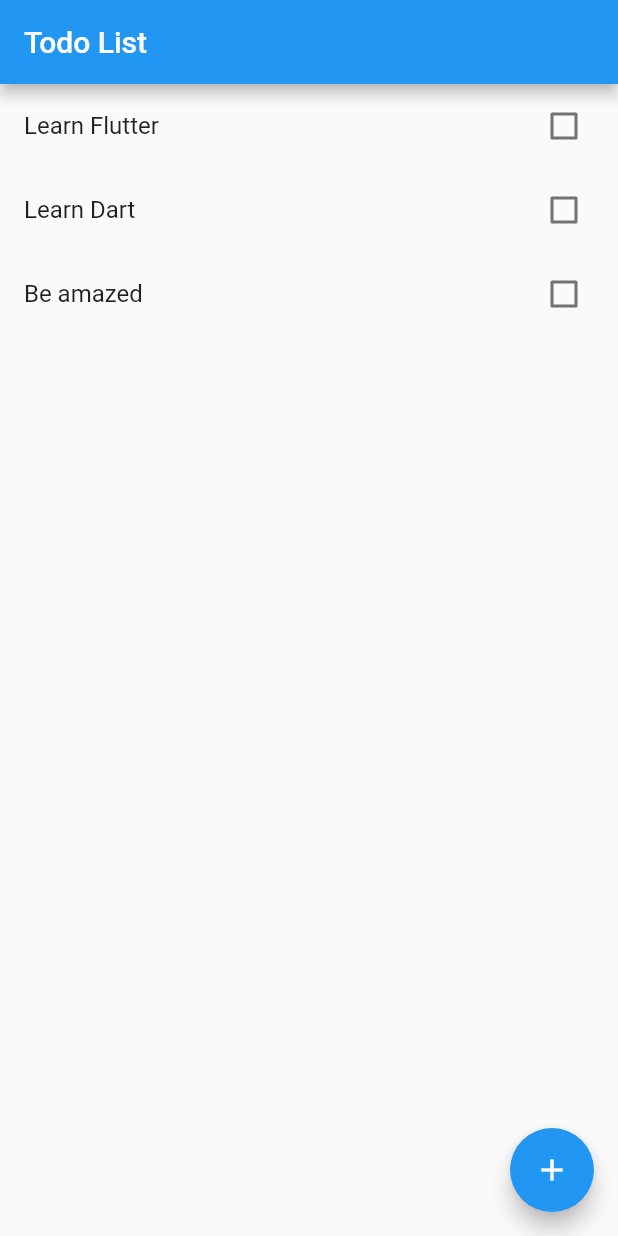
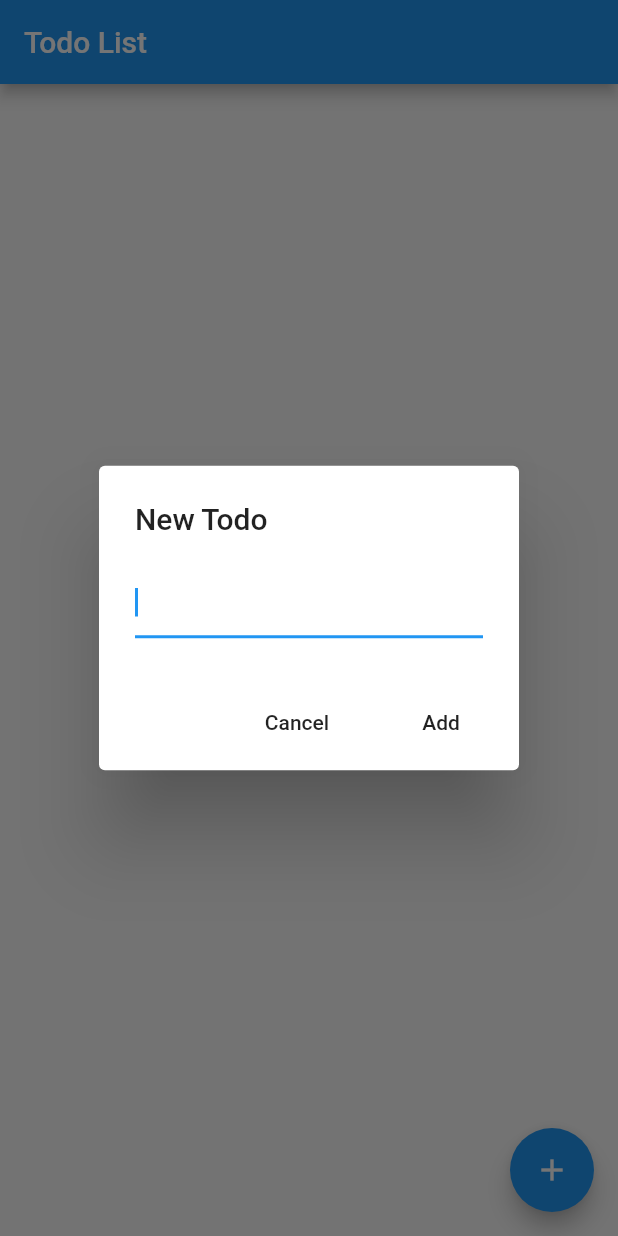
Before and after one commit to gayanprasanna/todoapp, a Flutter app: the screen it shows after launch, after a tap on the "add" icon, on a phone screen of 412 x 824 dp. Run offline on Flutter 3.47's test engine with Material 2 defaults, Android fonts, the phone set to English and light mode, and no system bars.

Commit message:
added functionality for adding new todo item from the dialog box

```diff
--- a/lib/main.dart
+++ b/lib/main.dart
@@ -1,5 +1,5 @@
 import 'package:flutter/material.dart';
-import 'package:todo_app/todo_list.dart';
+import 'package:todo_app/todo_list_screen.dart';
 
 void main() {
 //  SystemChrome.setEnabledSystemUIOverlays([]);//Makes app full screen and kindof stuff
@@ -24,6 +24,6 @@ class MyApp extends StatelessWidget {
           // is not restarted.
           primarySwatch: Colors.blue,
         ),
-        home: TodoList());
+        home: TodoListScreen());
   }
 }
--- /dev/null
+++ b/lib/new_todo_dialog.dart
@@ -0,0 +1,32 @@
+import 'package:flutter/material.dart';
+import 'package:todo_app/todo.dart';
+
+class NewTodoDialog extends StatelessWidget {
+  TextEditingController textEditingController = TextEditingController();
+  @override
+  Widget build(BuildContext context) {
+    return AlertDialog(
+      title: Text('New Todo'),
+      content: TextField(
+        autofocus: true,
+        controller: textEditingController,
+      ),
+      actions: <Widget>[
+        FlatButton(
+          child: Text('Cancel'),
+          onPressed: () {
+            Navigator.pop(context);
+          },
+        ),
+        FlatButton(
+          child: Text('Add'),
+          onPressed: () {
+            final todo = new Todo(title: textEditingController.value.text);
+            textEditingController.clear();
+            Navigator.of(context).pop(todo);
+          },
+        ),
+      ],
+    );
+  }
+}
--- a/lib/todo_list.dart
+++ b/lib/todo_list.dart
@@ -1,37 +1,19 @@
 import 'package:flutter/material.dart';
+import 'package:todo_app/todo.dart';
 
-import 'todo.dart';
-
-class TodoList extends StatefulWidget {
-  @override
-  _TodoListState createState() => _TodoListState();
-}
-
-class _TodoListState extends State<TodoList> {
-  List<Todo> todos = [
-    new Todo(title: 'Learn Flutter'),
-    new Todo(title: 'Learn Dart'),
-    new Todo(title: 'Be amazed')
-  ];
+class TodoList extends StatelessWidget {
+  TodoList({@required this.todos, @required this.onTodoToggle});
+  List<Todo> todos;
+  final Function onTodoToggle;
 
   @override
   Widget build(BuildContext context) {
-    return Scaffold(
-      appBar: AppBar(
-        title: Text('Todo List'),
-      ),
-      body: ListView.builder(
-        itemBuilder: _buildItem,
-        itemCount: todos.length,
-      ),
-      floatingActionButton: FloatingActionButton(
-        child: Icon(Icons.add),
-        onPressed: _addTodo,
-      ),
+    return ListView.builder(
+      itemBuilder: _buildItem,
+      itemCount: todos.length,
     );
   }
 
-  void _addTodo() {}
   Widget _buildItem(BuildContext buildContext, int index) {
     final todo = todos[index];
 
@@ -39,14 +21,8 @@ class _TodoListState extends State<TodoList> {
       value: todo.isDone,
       title: Text(todo.title),
       onChanged: (bool isChecked) {
-        _toggleTodo(todo, isChecked);
+        onTodoToggle(todo, isChecked);
       },
     );
   }
-
-  void _toggleTodo(Todo todo, bool isChecked) {
-    setState(() {
-      todo.isDone = isChecked;
-    });
-  }
 }
--- /dev/null
+++ b/lib/todo_list_screen.dart
@@ -0,0 +1,50 @@
+import 'package:flutter/material.dart';
+import 'package:todo_app/todo_list.dart';
+
+import 'new_todo_dialog.dart';
+import 'todo.dart';
+
+class TodoListScreen extends StatefulWidget {
+  @override
+  _TodoListScreenState createState() => _TodoListScreenState();
+}
+
+class _TodoListScreenState extends State<TodoListScreen> {
+  List<Todo> todos = [];
+
+  @override
+  Widget build(BuildContext context) {
+    return Scaffold(
+      appBar: AppBar(
+        title: Text('Todo List'),
+      ),
+      body: TodoList(todos: todos, onTodoToggle: _toggleTodo),
+      floatingActionButton: FloatingActionButton(
+        child: Icon(Icons.add),
+        onPressed: _addTodo,
+      ),
+    );
+  }
+
+  void _toggleTodo(Todo todo, bool isChecked) {
+    setState(() {
+      todo.isDone = isChecked;
+    });
+  }
+
+  void _addTodo() async {
+    final todo = await showDialog(
+        context: context,
+        builder: (BuildContext context) {
+          return NewTodoDialog();
+        });
+
+    setState(() {
+      if (todo != null) {
+        setState(() {
+          todos.add(todo);
+        });
+      }
+    });
+  }
+}
```
